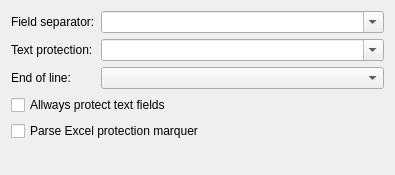
scandyna/multidiagtools, file src/mdtcsv/mdtCsvSettingsWidget.ui: the form before one commit.
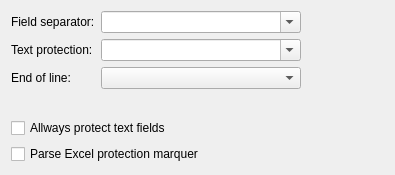
The form after the commit.

Diff of the .ui file:
```diff
--- a/src/mdtcsv/mdtCsvSettingsWidget.ui
+++ b/src/mdtcsv/mdtCsvSettingsWidget.ui
@@ -25,6 +25,12 @@
      </item>
      <item row="0" column="1">
       <widget class="QComboBox" name="cbFieldSeparator">
+       <property name="maximumSize">
+        <size>
+         <width>200</width>
+         <height>16777215</height>
+        </size>
+       </property>
        <property name="editable">
         <bool>true</bool>
        </property>
@@ -39,6 +45,12 @@
      </item>
      <item row="1" column="1">
       <widget class="QComboBox" name="cbFieldProtection">
+       <property name="maximumSize">
+        <size>
+         <width>200</width>
+         <height>16777215</height>
+        </size>
+       </property>
        <property name="editable">
         <bool>true</bool>
        </property>
@@ -53,6 +65,12 @@
      </item>
      <item row="2" column="1">
       <widget class="QComboBox" name="cbEol">
+       <property name="maximumSize">
+        <size>
+         <width>200</width>
+         <height>16777215</height>
+        </size>
+       </property>
        <property name="editable">
         <bool>false</bool>
        </property>
@@ -77,19 +95,6 @@
      </property>
     </widget>
    </item>
-   <item>
-    <spacer name="verticalSpacer">
-     <property name="orientation">
-      <enum>Qt::Vertical</enum>
-     </property>
-     <property name="sizeHint" stdset="0">
-      <size>
-       <width>20</width>
-       <height>40</height>
-      </size>
-     </property>
-    </spacer>
-   </item>
   </layout>
  </widget>
  <resources/>
```
